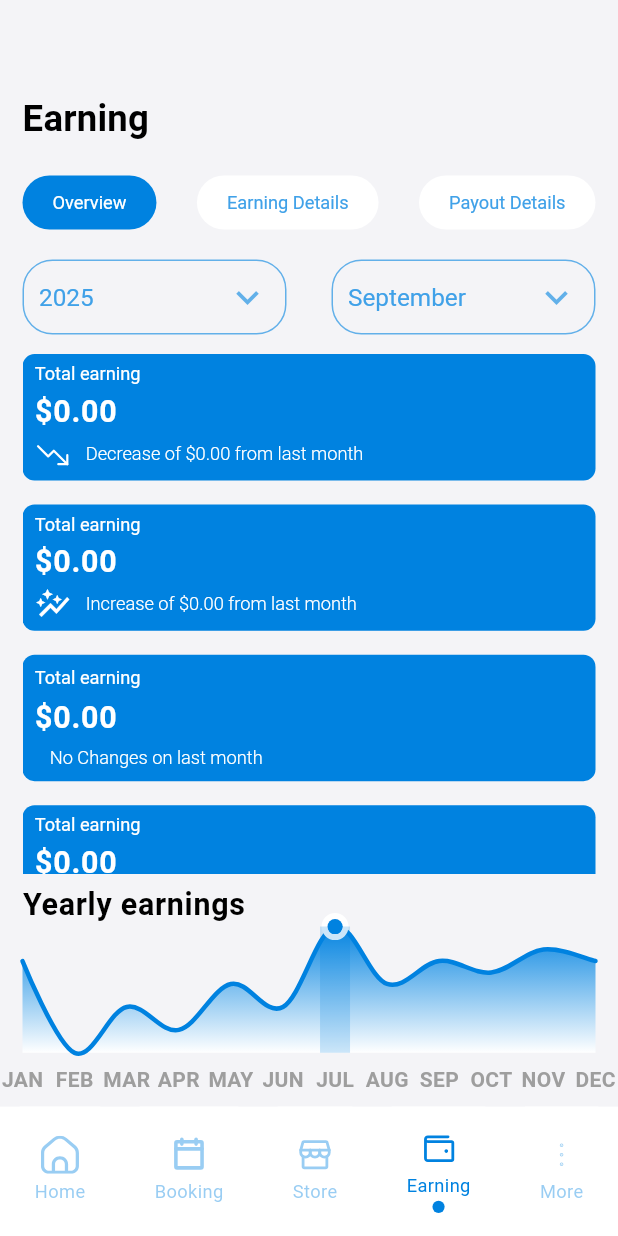
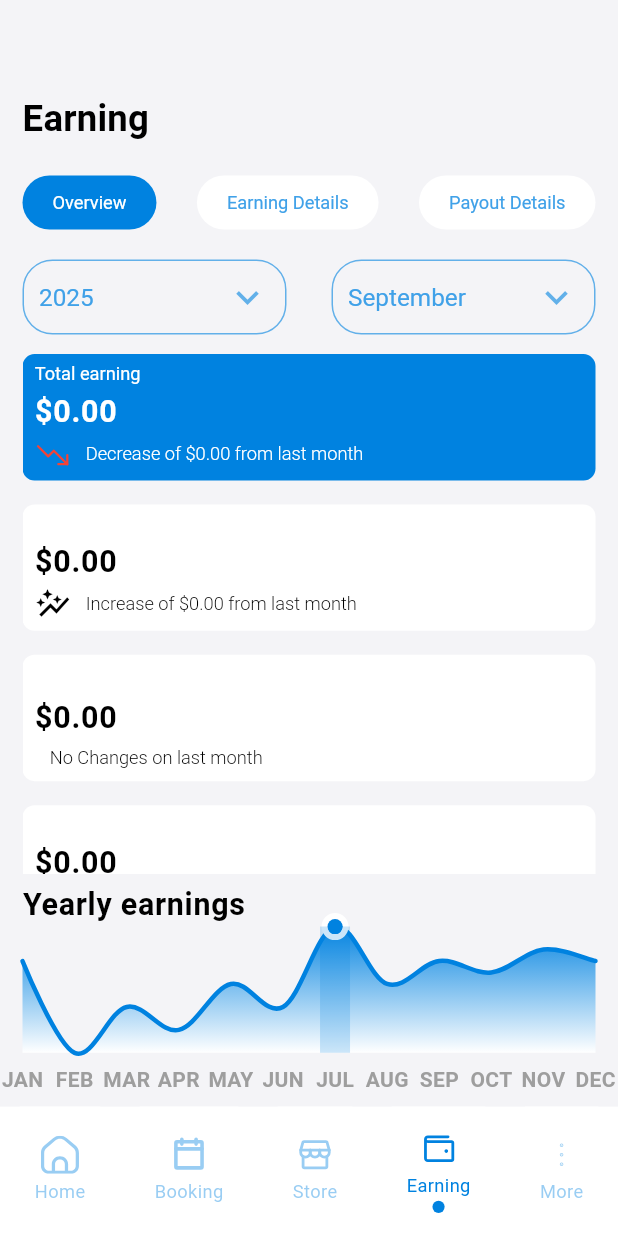
Before and after one commit to sohanthink/cenith-merchant, a Flutter app: the screen it shows after launch, item 4 of the bottom bar chosen, on a phone screen of 412 x 824 dp. Run offline on Flutter 3.47's test engine with Material 3 defaults, Android fonts, the light colour scheme and no system bars; drawn by our look-alikes of fl_chart; our stand-ins replace flutter_screenutil, flutter_svg, get, intl_phone_field, table_calendar; missing offline and left inert: mobile_scanner.

Commit message:
fix objection after review the comment and fix code of mizan vai after review

```diff
--- a/lib/core/routes/app_routes.dart
+++ b/lib/core/routes/app_routes.dart
@@ -9,8 +9,13 @@ import 'package:cenith_marchent/features/more/view/edit_profile_view.dart';
 import 'package:cenith_marchent/features/more/view/profile_view.dart';
 import 'package:cenith_marchent/features/store/view/add_exception_view.dart';
 import 'package:cenith_marchent/features/store/view/add_new_store_view.dart';
+import 'package:cenith_marchent/features/store/view/benefits_of_linking_signage_view.dart';
 import 'package:cenith_marchent/features/store/view/edit_opening_hours_view.dart';
+import 'package:cenith_marchent/features/store/view/link_bounce_signage.dart';
+import 'package:cenith_marchent/features/store/view/ready_to_link_view.dart';
 import 'package:flutter/material.dart';
+
+import '../../features/store/view/dont_have_camera_view.dart';
 
 class AppRoutes {
   static Route<dynamic> routes(RouteSettings settings) {
@@ -40,6 +45,14 @@ class AppRoutes {
       screenWidget = AddExceptionView();
     }else if (settings.name == AddNewStoreView.name) {
       screenWidget = AddNewStoreView();
+    }else if (settings.name == BenefitsOfLinkingSignageView.name) {
+      screenWidget = BenefitsOfLinkingSignageView();
+    }else if (settings.name == LinkBounceSignage.name) {
+      screenWidget = LinkBounceSignage();
+    }else if (settings.name == ReadyToLinkView.name) {
+      screenWidget = ReadyToLinkView();
+    }else if (settings.name == DontHaveCameraView.name) {
+      screenWidget = DontHaveCameraView();
     }
     return MaterialPageRoute(builder: (context) => screenWidget);
   }
--- a/lib/features/earnings/view/overview.dart
+++ b/lib/features/earnings/view/overview.dart
@@ -155,35 +155,31 @@ class _OverviewState extends State<Overview> {
   }
 
   Expanded buildEarningListSection() {
-    List<Widget> cardList = [
-      buildEarningCard(
-        context,
-        title: 'Total Earning',
-        earning: '0.00',
-        isIncrease: false,
-        inDecreaseAmount: '0.00',
-      ),
-      buildEarningCard(
-        context,
-        title: 'From tips',
-        earning: '0.00',
-        isIncrease: true,
-        inDecreaseAmount: '0.00',
-      ),
-      buildEarningCard(
-        context,
-        title: 'From Bonus',
-        earning: '0.00',
-        isIncrease: null,
-        inDecreaseAmount: '0.00',
-      ),
-      buildEarningCard(
-        context,
-        title: 'Affiliate earnings',
-        earning: '0.00',
-        isIncrease: false,
-        inDecreaseAmount: '0.00',
-      ),
+    List<Map<String, dynamic>> cardList = [
+      {
+        'title': 'Total Earning',
+        'earning': '0.00',
+        'isIncrease': false,
+        'inDecreaseAmt': '0.00',
+      },
+      {
+        'title': 'From tips',
+        'earning': '0.00',
+        'isIncrease': true,
+        'inDecreaseAmt': '0.00',
+      },
+      {
+        'title': 'From Bonus',
+        'earning': '0.00',
+        'isIncrease': null,
+        'inDecreaseAmt': '0.00',
+      },
+      {
+        'title': 'Affiliate earnings',
+        'earning': '0.00',
+        'isIncrease': false,
+        'inDecreaseAmt': '0.00',
+      },
     ];
     return Expanded(
       child: ListView.builder(
@@ -192,7 +188,21 @@ class _OverviewState extends State<Overview> {
         shrinkWrap: true,
         physics: NeverScrollableScrollPhysics(),
         itemBuilder: (context, index) {
-          return cardList[index];
+          return GestureDetector(
+            onTap: () {
+              setState(() {
+                selectedIndex = index;
+              });
+            },
+            child: buildEarningCard(
+              context,
+              title: cardList[index]['title'],
+              earning: cardList[index]['earning'],
+              isIncrease: cardList[index]['isIncrease'],
+              inDecreaseAmount: cardList[index]['inDecreaseAmt'],
+              isSelected: selectedIndex == index
+            ),
+          );
         },
       ),
     );
@@ -204,6 +214,7 @@ class _OverviewState extends State<Overview> {
     required String earning,
     bool? isIncrease,
     required String inDecreaseAmount,
+    required bool isSelected,
   }) {
     return Padding(
       padding: const EdgeInsets.symmetric(vertical: 8),
@@ -212,7 +223,7 @@ class _OverviewState extends State<Overview> {
         height: 83.h,
         width: double.infinity,
         decoration: BoxDecoration(
-          color: AppColors.themColor,
+          color: isSelected? AppColors.themColor:Colors.white,
           borderRadius: BorderRadius.circular(8),
         ),
         child: Column(
@@ -227,25 +238,25 @@ class _OverviewState extends State<Overview> {
               '\$$earning',
               style: fontSize20(
                 context,
-              )!.copyWith(color: Colors.white, fontWeight: FontWeight.w600),
+              )!.copyWith(color: isSelected? Colors.white:Colors.black, fontWeight: FontWeight.w600),
             ),
             Row(
               children: [
                 isIncrease == null
-                    ? Container()
-                    : isIncrease
-                    ? Icon(Icons.auto_graph, color: Colors.white)
-                    : SvgPicture.asset(IconsPath.lowGraphIconSvg),
+                    ? SizedBox.shrink()
+                    : isIncrease == true
+                    ? Icon(Icons.auto_graph, color:isSelected? Colors.white:Colors.black)
+                    : SvgPicture.asset(IconsPath.lowGraphIconSvg,color: Colors.red,),
                 SizedBox(width: 10),
                 Text(
                   isIncrease == null
                       ? 'No Changes on last month'
-                      : isIncrease
+                      : isIncrease == true
                       ? 'Increase of \$$inDecreaseAmount from last month'
                       : 'Decrease of \$$inDecreaseAmount from last month',
                   style: fontSize12(
                     context,
-                  )!.copyWith(fontWeight: FontWeight.w300, color: Colors.white),
+                  )!.copyWith(fontWeight: FontWeight.w300, color: isSelected? Colors.white:Colors.black),
                 ),
               ],
             ),
--- a/lib/features/main_bottom_nav/view_model/main_bottm_nav_view_model.dart
+++ b/lib/features/main_bottom_nav/view_model/main_bottm_nav_view_model.dart
@@ -2,7 +2,7 @@ import 'package:cenith_marchent/core/constants/asstes_path/icons_path.dart';
 import 'package:cenith_marchent/features/booking/view/booking_view.dart';
 import 'package:cenith_marchent/features/home/view/home_view.dart';
 import 'package:cenith_marchent/features/more/view/profile_view.dart';
-import 'package:cenith_marchent/features/store/view/storeview.dart';
+import 'package:cenith_marchent/features/store/view/store_view.dart';
 import 'package:flutter/material.dart';
 import 'package:get/get.dart';
 import '../../earnings/view/earning_view.dart';
--- a/lib/features/store/view/benefits_of_linking_signage_view.dart
+++ b/lib/features/store/view/benefits_of_linking_signage_view.dart
@@ -63,7 +63,7 @@ class _BenefitsOfLinkingSignageViewState
               separatorBuilder: (context, index) => SizedBox(height: 12.h),
             ),
           ),
-          ElevatedButton(onPressed: (){}, child: Text('Ok')),
+          ElevatedButton(onPressed: ()=> Navigator.pop(context), child: Text('Ok')),
           SizedBox(height: 40.h,)
         ],
       ),
```
Also changed, not shown: lib/features/earnings/view/payout_details_view.dart (+41 -20 lines), lib/features/store/view/dont_have_camera_view.dart (+19 -12 lines), lib/features/store/view/link_bounce_signage.dart (+15 -10 lines), lib/features/store/view/over_view.dart (deleted, +0 -45 lines), lib/features/store/view/ready_to_link_view.dart (+24 -19 lines), lib/features/store/view/signage_view.dart (+36 -12 lines), lib/features/store/view/store_view.dart (+35 -28 lines), lib/features/store/view/storeview.dart (deleted, +0 -104 lines).
